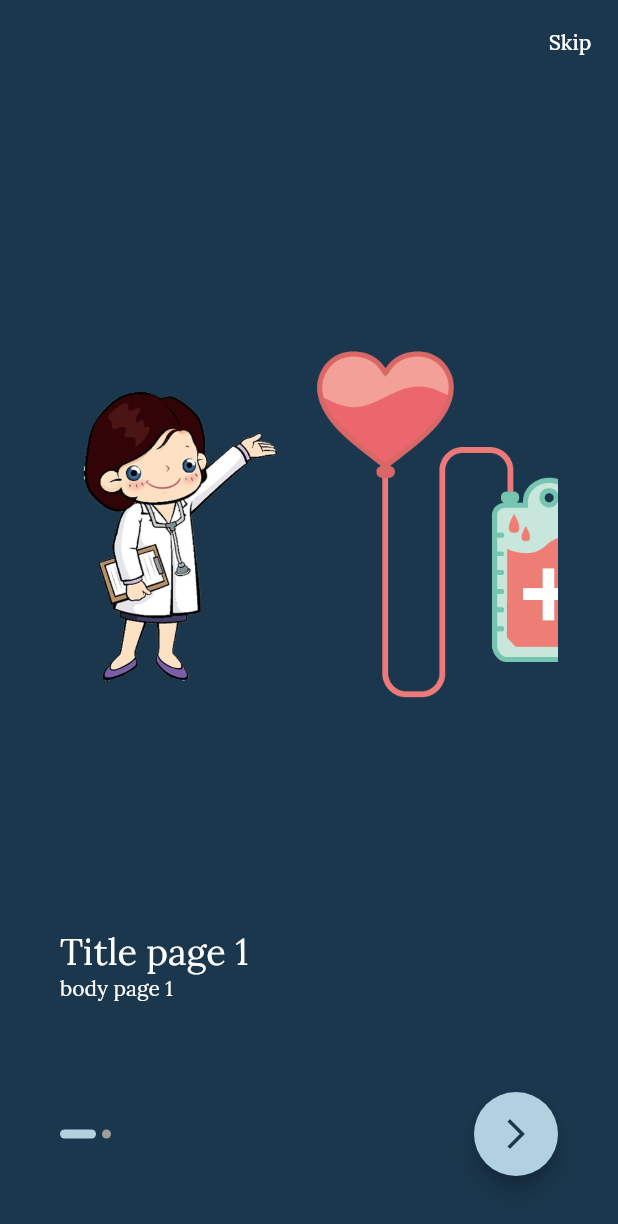
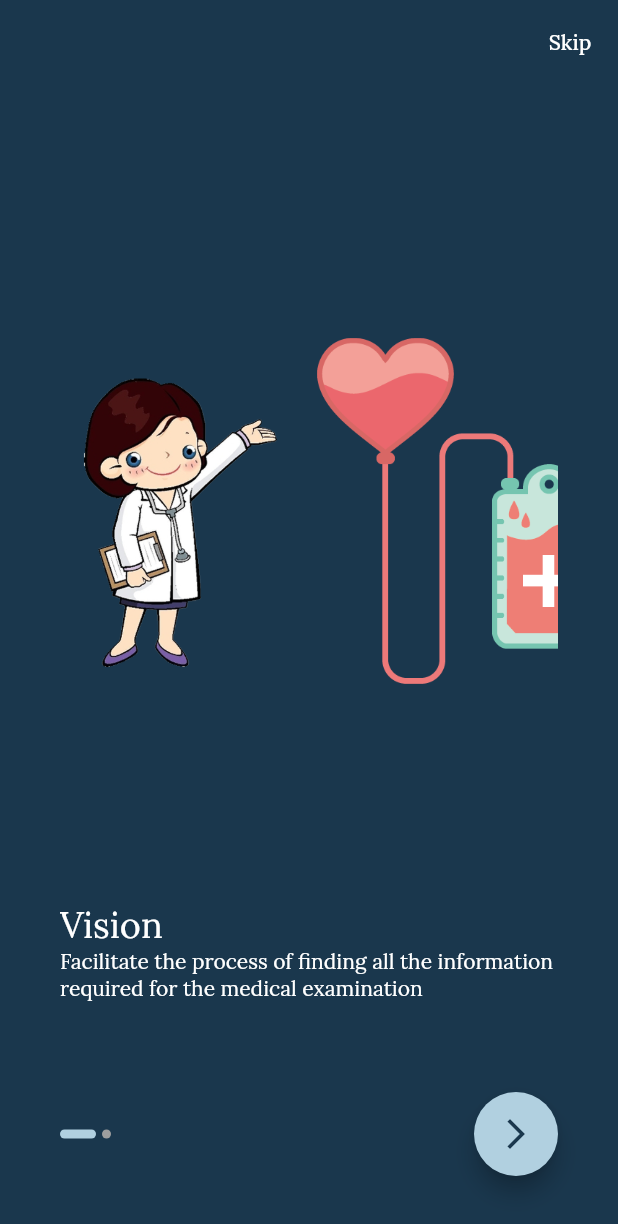
Before and after one commit to AhmedSaeedMorsy/Graduation_Project, a Flutter app: the screen it shows after launch, on a phone screen of 412 x 824 dp. Shown: the top 1224 px of the screen. Run offline on Flutter 3.47's test engine with Material 2 defaults, Android fonts, the phone set to English and light mode, and no system bars; drawn by our look-alikes of smooth_page_indicator; our stand-ins replace animated_splash_screen, conditional_builder_rec, cool_alert, curved_navigation_bar, dio, flutter_advanced_drawer and 6 more; missing offline and left inert: dart:ffi; accounts and stored records are empty.

Commit message:
Booking Doctor

```diff
--- a/lib/business-logic/user_cubit/states.dart
+++ b/lib/business-logic/user_cubit/states.dart
@@ -4,7 +4,7 @@ class UserInitState extends UserStates {}
 
 class ChangeBottomNavigationIndex extends UserStates {}
 
-class AppChangeBottomSheetState extends UserStates{}
+class AppChangeBottomSheetState extends UserStates {}
 
 class DepartmentLoadingState extends UserStates {}
 
@@ -54,16 +54,6 @@ class IntenseveCareErrorState extends UserStates {
   final String error;
 
   IntenseveCareErrorState(this.error);
-}
-
-class BookingBedLoadingState extends UserStates {}
-
-class BookingBedSuccessState extends UserStates {}
-
-class BookingBedErrorState extends UserStates {
-  final String error;
-
-  BookingBedErrorState(this.error);
 }
 
 class DepartmentInHospitalLoadingState extends UserStates {}
@@ -125,3 +115,13 @@ class GetPrescriptionByIdErrorState extends UserStates {
 
   GetPrescriptionByIdErrorState(this.error);
 }
+
+class BookingDoctorLoadingState extends UserStates {}
+
+class BookingDoctorSuccessState extends UserStates {}
+
+class BookingDoctorErrorState extends UserStates {
+  final String error;
+
+  BookingDoctorErrorState(this.error);
+}
--- a/lib/constant/constant.dart
+++ b/lib/constant/constant.dart
@@ -3,5 +3,3 @@ String? token;
 String? username;
 
 String? role;
-
-String googleAPIkey = "AIzaSyAolBZ4lo76AXWKAb4vcq6VDjK2b1it31E";
--- a/lib/constant/end-points.dart
+++ b/lib/constant/end-points.dart
@@ -13,3 +13,5 @@ const String hospital ="/api/Department/getallhospital" ;
 const String bed ="/api/Department/listavailablebeds";
 
 const String medicine = "/api/medicine/getallmedicines";
+
+String googleAPIkey = "AIzaSyAolBZ4lo76AXWKAb4vcq6VDjK2b1it31E";
--- a/lib/presentation/componant/componant.dart
+++ b/lib/presentation/componant/componant.dart
@@ -75,6 +75,7 @@ navigatTo(context, Widget) {
 Widget bookMatrialButton({
   required Color backGround,
   required Color textColor,
+  required void Function() onPressed,
 }) {
   return Container(
     clipBehavior: Clip.antiAliasWithSaveLayer,
@@ -85,7 +86,7 @@ Widget bookMatrialButton({
     width: double.infinity,
     height: 40.0,
     child: MaterialButton(
-      onPressed: () {},
+      onPressed: onPressed,
       child: Text(
         "book",
         style: TextStyle(color: textColor, fontSize: 22.0),
--- a/lib/presentation/modules/onBoardin_screen/on_boarding_screen.dart
+++ b/lib/presentation/modules/onBoardin_screen/on_boarding_screen.dart
@@ -30,10 +30,10 @@ class _OnBoardingScrenState extends State<OnBoardingScren> {
   var pageController = PageController();
 
   List<BoardingModel> boardigItem = [
-    BoardingModel("body page 1", "assets/images/onboarding_1.png",
-        "assets/images/onboarding_2.png", "Title page 1"),
-    BoardingModel("body page 2", "assets/images/onboarding_3.png",
-        "assets/images/onboarding_4.png", "Title page 2")
+    BoardingModel("Facilitate the process of finding all the information required for the medical examination", "assets/images/onboarding_1.png",
+        "assets/images/onboarding_2.png", "Vision"),
+    BoardingModel("Book a doctor before going and find out the right time", "assets/images/onboarding_3.png",
+        "assets/images/onboarding_4.png", "Mission")
   ];
 
   bool isLast = false;
```
Also changed, not shown: lib/business-logic/user_cubit/cubit.dart (+22 -0 lines), lib/presentation/modules/user_modules/doctor_screen/doctor_screen.dart (+30 -7 lines), lib/presentation/modules/user_modules/doctors/doctors.dart (+22 -10 lines), pubspec.lock, 4 other files.
